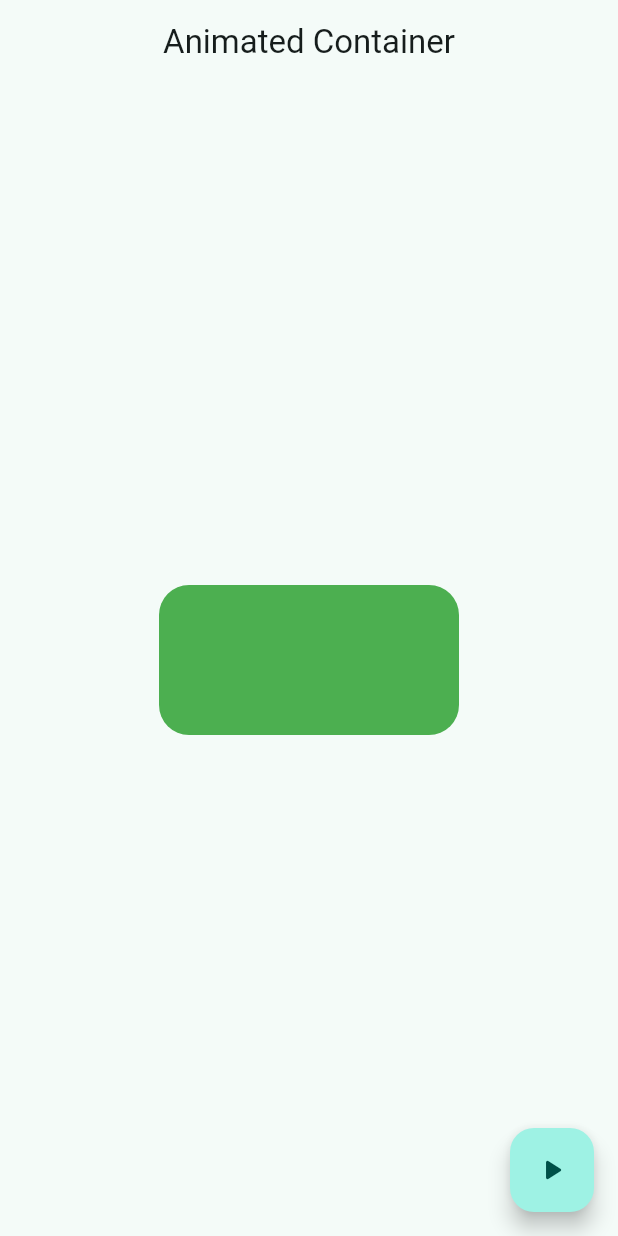
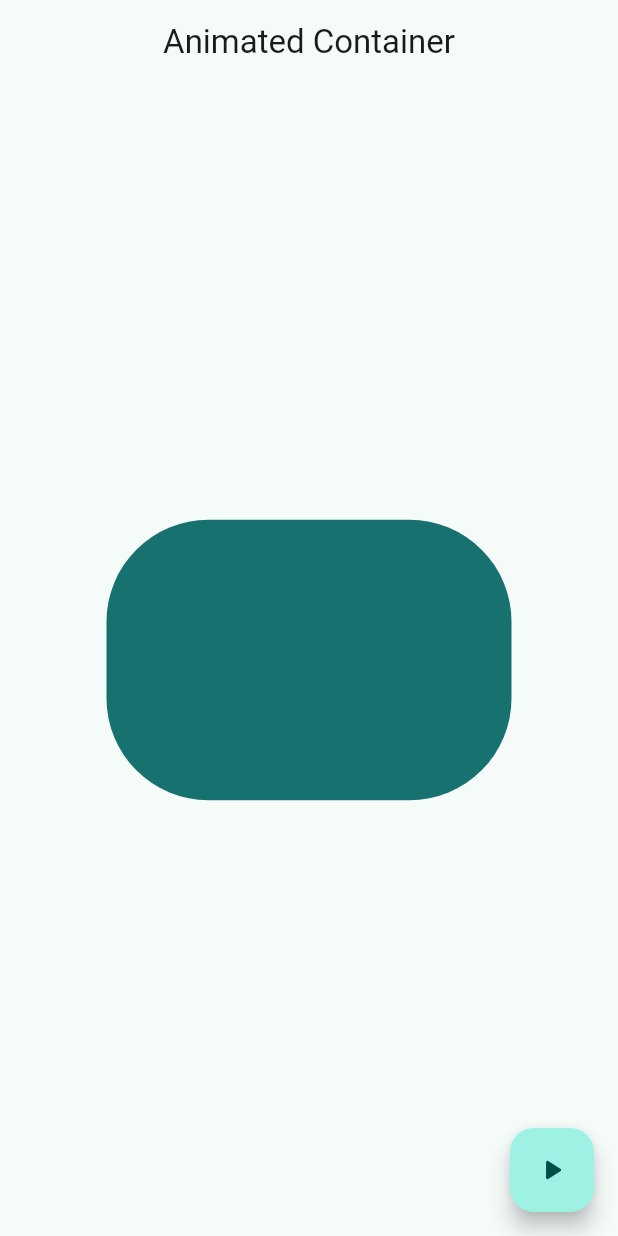
Before and after one commit to ManuViola77/widgets_app, a Flutter app: the AnimatedScreen screen opened by its route, after a tap on the "play arrow" icon, on a phone screen of 412 x 824 dp. Run offline on Flutter 3.47's test engine with Material 3 defaults, Android fonts, the phone set to English and light mode, and no system bars; our stand-ins replace go_router.

Commit message:
feat: finish animated container

```diff
--- a/lib/presentation/screens/animated/animated_screen.dart
+++ b/lib/presentation/screens/animated/animated_screen.dart
@@ -1,27 +1,56 @@
+// con el show importas solo lo que necesitas
+import 'dart:math' show Random;
+
 import 'package:flutter/material.dart';
 
-class AnimatedScreen extends StatelessWidget {
+class AnimatedScreen extends StatefulWidget {
   static const String name = 'animated_screen';
 
   const AnimatedScreen({super.key});
+
+  @override
+  State<AnimatedScreen> createState() => _AnimatedScreenState();
+}
+
+class _AnimatedScreenState extends State<AnimatedScreen> {
+  double width = 50;
+  double height = 50;
+  Color color = Colors.indigo;
+  double borderRadius = 10;
+
+  void changeShape() {
+    final random = Random();
+    width = random.nextInt(300) + 50;
+    height = random.nextInt(300) + 50;
+    color = Color.fromRGBO(
+      random.nextInt(255),
+      random.nextInt(255),
+      random.nextInt(255),
+      1,
+    );
+    borderRadius = random.nextInt(100) + 10;
+    setState(() {});
+  }
 
   @override
   Widget build(BuildContext context) {
     return Scaffold(
       appBar: AppBar(title: const Text('Animated Container')),
       floatingActionButton: FloatingActionButton(
-        onPressed: () {},
+        onPressed: changeShape,
         child: const Icon(Icons.play_arrow_rounded),
       ),
       body: Center(
         child: AnimatedContainer(
           duration: const Duration(milliseconds: 400),
-          curve: Curves.easeOutCubic,
-          width: 200,
-          height: 100,
+          curve: Curves.elasticOut,
+          width: width < 0 ? 0 : width,
+          height: height < 0 ? 0 : height,
           decoration: BoxDecoration(
-            color: Colors.green,
-            borderRadius: BorderRadius.circular(20),
+            color: color,
+            borderRadius: BorderRadius.circular(
+              borderRadius < 0 ? 0 : borderRadius,
+            ),
           ),
         ),
       ),
```
